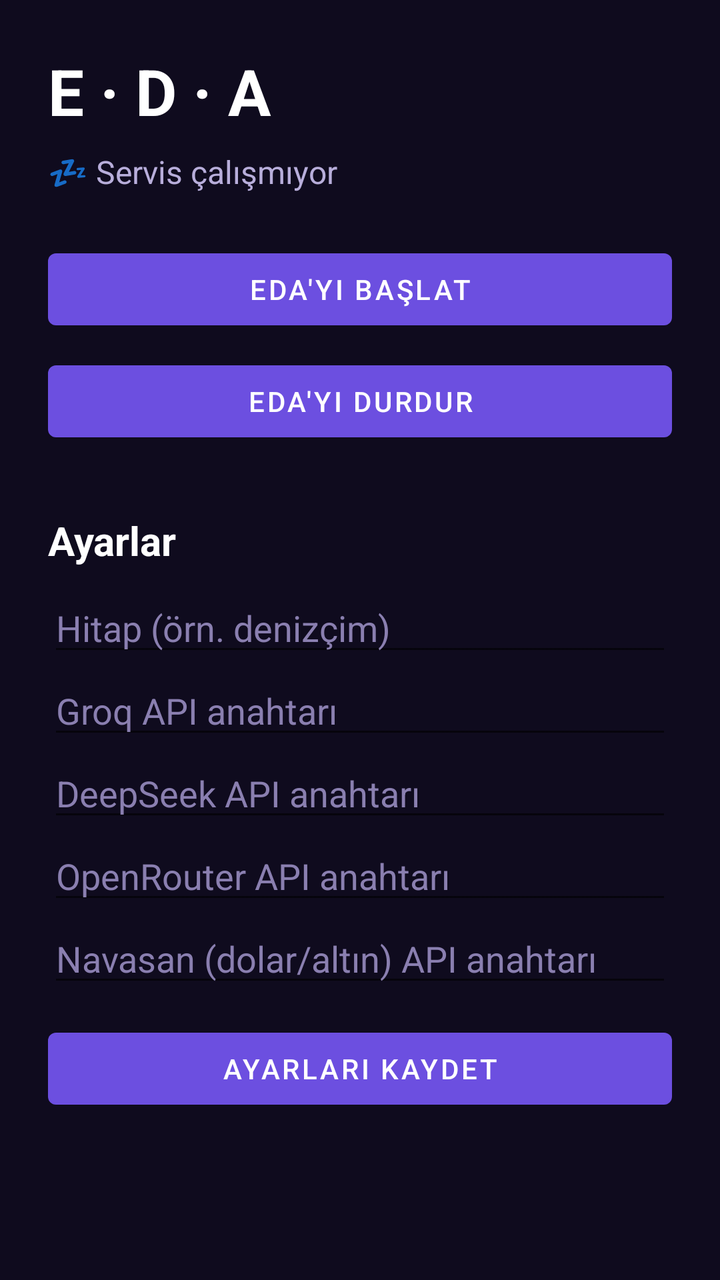
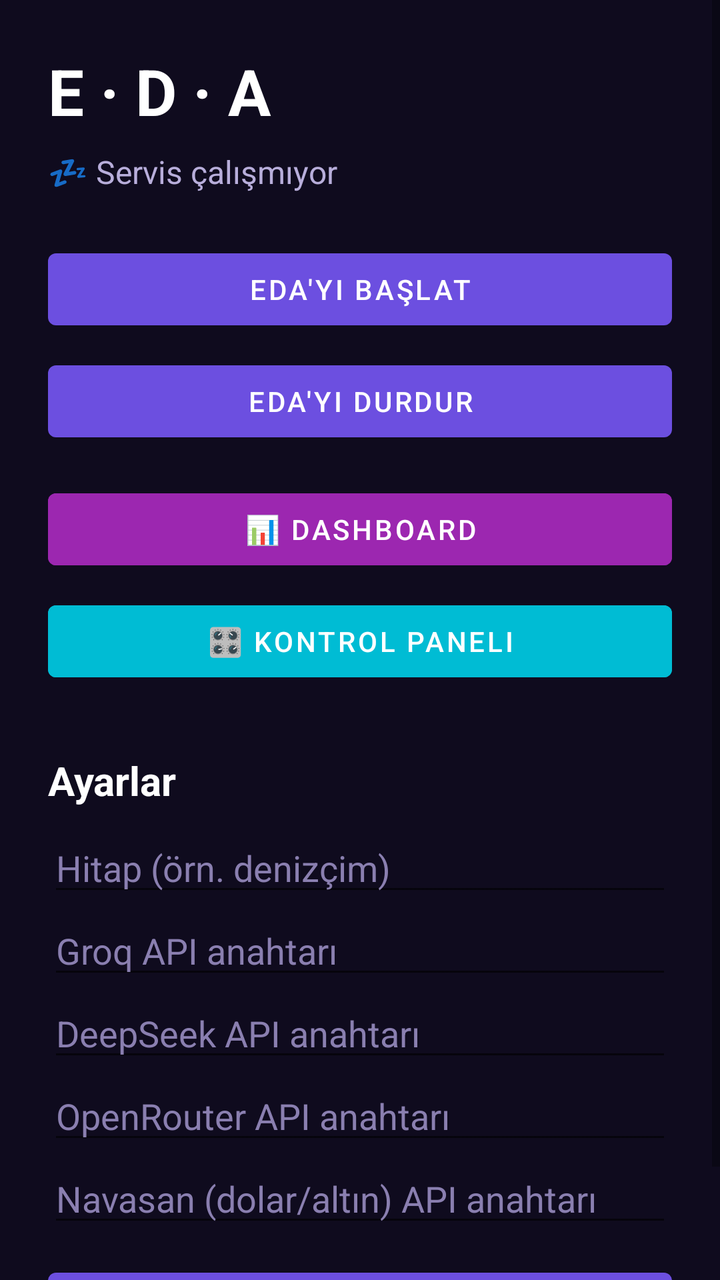

Before-and-after screenshots of an Android layout around one commit, followed by the original layout XML and the change that was made.
<!-- AndroidManifest.xml: application theme Theme.Eda -->
<!-- res/layout/activity_main.xml -->
<?xml version="1.0" encoding="utf-8"?>
<ScrollView xmlns:android="http://schemas.android.com/apk/res/android"
    android:layout_width="match_parent"
    android:layout_height="match_parent"
    android:background="#0F0B1E">

<LinearLayout
    android:layout_width="match_parent"
    android:layout_height="wrap_content"
    android:orientation="vertical"
    android:padding="24dp">

    <TextView
        android:layout_width="wrap_content"
        android:layout_height="wrap_content"
        android:text="E · D · A"
        android:textSize="32sp"
        android:textStyle="bold"
        android:textColor="#FFFFFF"
        android:layout_marginBottom="8dp" />

    <TextView
        android:id="@+id/durumText"
        android:layout_width="wrap_content"
        android:layout_height="wrap_content"
        android:text="💤 Servis çalışmıyor"
        android:textSize="16sp"
        android:textColor="#B8AEDB"
        android:layout_marginBottom="24dp" />

    <Button
        android:id="@+id/baslatButon"
        android:layout_width="match_parent"
        android:layout_height="wrap_content"
        android:text="Eda'yı Başlat" />

    <Button
        android:id="@+id/durdurButon"
        android:layout_width="match_parent"
        android:layout_height="wrap_content"
        android:layout_marginTop="8dp"
        android:text="Eda'yı Durdur" />

    <TextView
        android:layout_width="wrap_content"
        android:layout_height="wrap_content"
        android:text="Ayarlar"
        android:textSize="20sp"
        android:textStyle="bold"
        android:textColor="#FFFFFF"
        android:layout_marginTop="32dp"
        android:layout_marginBottom="8dp" />

    <EditText
        android:id="@+id/kullaniciAdiInput"
        android:layout_width="match_parent"
        android:layout_height="wrap_content"
        android:hint="Hitap (örn. denizçim)"
        android:textColorHint="#8A7FB0"
        android:textColor="#FFFFFF" />

    <EditText
        android:id="@+id/groqInput"
        android:layout_width="match_parent"
        android:layout_height="wrap_content"
        android:hint="Groq API anahtarı"
        android:textColorHint="#8A7FB0"
        android:textColor="#FFFFFF"
        android:inputType="textPassword" />

    <EditText
        android:id="@+id/deepseekInput"
        android:layout_width="match_parent"
        android:layout_height="wrap_content"
        android:hint="DeepSeek API anahtarı"
        android:textColorHint="#8A7FB0"
        android:textColor="#FFFFFF"
        android:inputType="textPassword" />

    <EditText
        android:id="@+id/openrouterInput"
        android:layout_width="match_parent"
        android:layout_height="wrap_content"
        android:hint="OpenRouter API anahtarı"
        android:textColorHint="#8A7FB0"
        android:textColor="#FFFFFF"
        android:inputType="textPassword" />

    <EditText
        android:id="@+id/navasanInput"
        android:layout_width="match_parent"
        android:layout_height="wrap_content"
        android:hint="Navasan (dolar/altın) API anahtarı"
        android:textColorHint="#8A7FB0"
        android:textColor="#FFFFFF"
        android:inputType="textPassword" />

    <Button
        android:id="@+id/kaydetButon"
        android:layout_width="match_parent"
        android:layout_height="wrap_content"
        android:layout_marginTop="12dp"
        android:text="Ayarları Kaydet" />

</LinearLayout>
</ScrollView>
<!-- resources referenced by this layout -->
<resources>
  <style name="Theme.Eda" parent="Theme.MaterialComponents.DayNight.NoActionBar">
          <item name="colorPrimary">#6C4FE0</item>
          <item name="colorPrimaryDark">#4B32B3</item>
          <item name="colorAccent">#00E5C7</item>
      </style>
</resources>

<!-- the commit's change to res/layout/activity_main.xml (unified diff, before → after) -->
@@ -40,6 +40,23 @@
         android:layout_height="wrap_content"
         android:layout_marginTop="8dp"
         android:text="Eda'yı Durdur" />
+
+    
+    <Button
+        android:id="@+id/dashboardButon"
+        android:layout_width="match_parent"
+        android:layout_height="wrap_content"
+        android:layout_marginTop="16dp"
+        android:text="📊 Dashboard"
+        android:backgroundTint="#9C27B0" />
+
+    <Button
+        android:id="@+id/panelButon"
+        android:layout_width="match_parent"
+        android:layout_height="wrap_content"
+        android:layout_marginTop="8dp"
+        android:text="🎛 Kontrol Paneli"
+        android:backgroundTint="#00BCD4" />
 
     <TextView
         android:layout_width="wrap_content"
